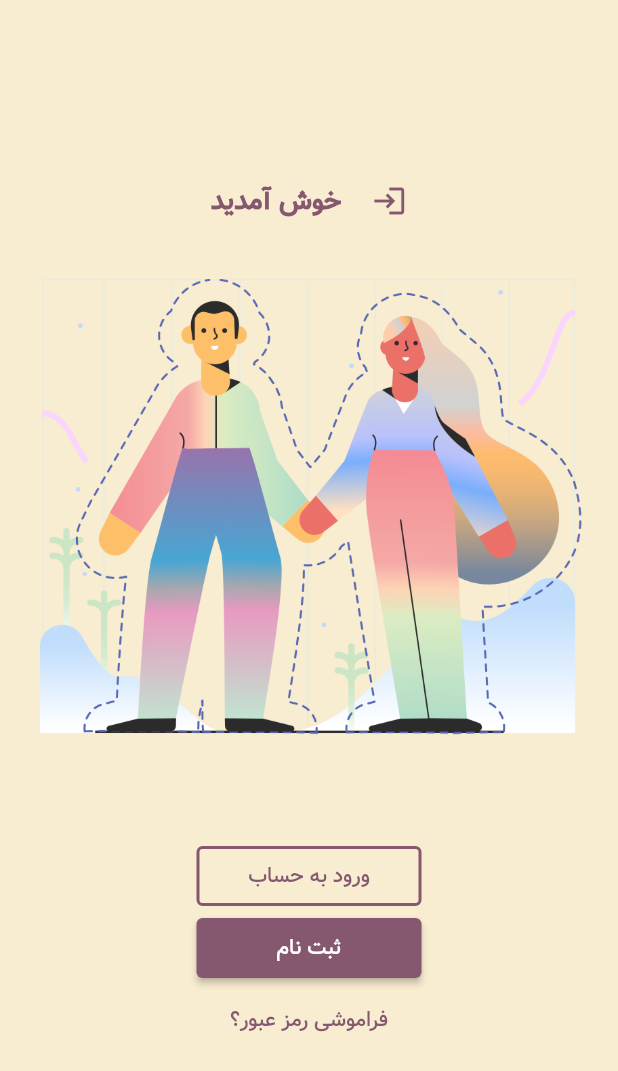
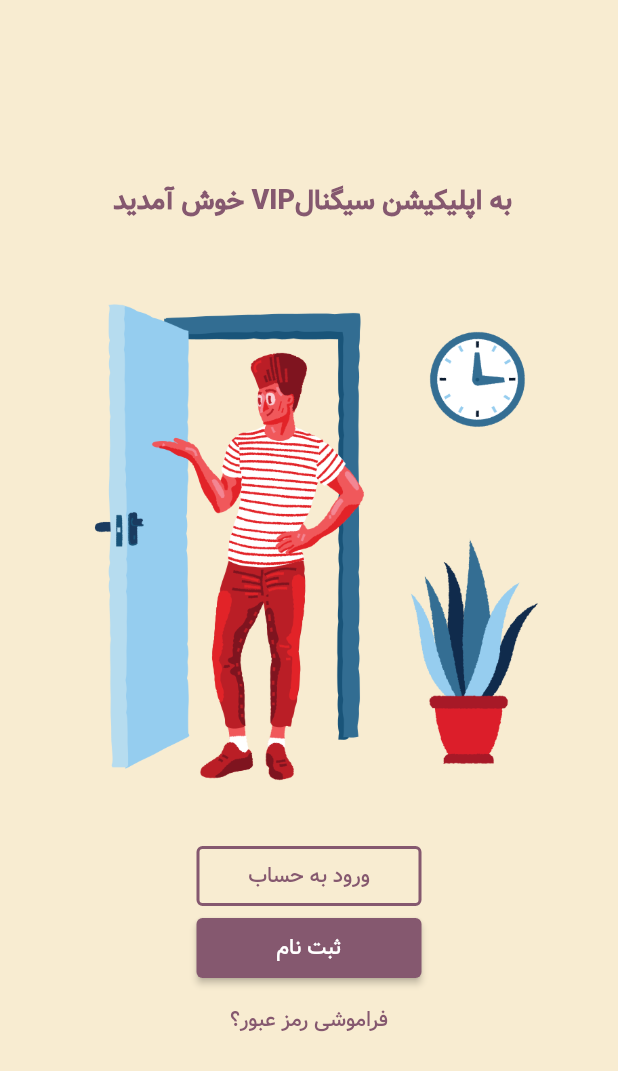
Before and after one commit to Mahsakhodaei/flutter_blog_project-main, a Flutter app: the screen it shows after launch, after a tap on "ثبت نام", on a phone screen of 412 x 824 dp. Shown: the top 1071 px of the screen. Run offline on Flutter 3.47's test engine with Material 2 defaults, Android fonts, the phone set to English and light mode, and no system bars.

Commit message:
added register page

```diff
--- a/lib/login_page.dart
+++ b/lib/login_page.dart
@@ -1,11 +1,12 @@
 import 'package:flutter/material.dart';
+import 'package:flutter_blog_project/register_page.dart';
 import 'blog_page.dart';
 import 'password_recovery.dart';
 
 class LoginPage extends StatelessWidget {
   const LoginPage({Key? key}) : super(key: key);
 
-  void navigateToBlogPage(BuildContext context,Widget page) {
+  void navigateToBlogPage(BuildContext context, Widget page) {
     Navigator.of(context).push(
       MaterialPageRoute(
         builder: (BuildContext context) {
@@ -39,7 +40,7 @@ class LoginPage extends StatelessWidget {
                     minimumSize: Size(150, 40),
                   ),
                   onPressed: () {
-                    navigateToBlogPage(context,BlogScreen());
+                    navigateToBlogPage(context, BlogScreen());
                   },
                   child: Text('ورود به حساب'),
                 ),
@@ -48,12 +49,14 @@ class LoginPage extends StatelessWidget {
                     primary: Color(0xFF85586F),
                     minimumSize: Size(150, 40),
                   ),
-                  onPressed: () {},
+                  onPressed: () {
+                    navigateToBlogPage(context, RegisterPage());
+                  },
                   child: Text('ثبت نام'),
                 ),
                 TextButton(
                   onPressed: () {
-                    navigateToBlogPage(context,PasswordRecoveryPage());
+                    navigateToBlogPage(context, PasswordRecoveryPage());
                   },
                   child: Text(
                     'فراموشی رمز عبور؟',
--- /dev/null
+++ b/lib/register_page.dart
@@ -0,0 +1,78 @@
+import 'package:flutter/material.dart';
+import 'package:flutter_blog_project/blog_page.dart';
+import 'package:flutter_blog_project/password_recovery.dart';
+
+class RegisterPage extends StatelessWidget {
+  const RegisterPage({Key? key}) : super(key: key);
+
+  void navigateToBlogPage(BuildContext context, Widget page) {
+    Navigator.of(context).push(
+      MaterialPageRoute(
+        builder: (BuildContext context) {
+          return page;
+        },
+      ),
+    );
+  }
+
+  @override
+  Widget build(BuildContext context) {
+    return Scaffold(
+      backgroundColor: Color(0xFFF8ECD1),
+      body: SafeArea(
+        child: Center(
+          child: SingleChildScrollView(
+            child: Column(
+              children: [
+                Text(
+                  ' خوش آمدید VIPبه اپلیکیشن سیگنال',
+                  style: TextStyle(
+                    fontSize: 18,
+                    fontWeight: FontWeight.w800,
+                    color: Color(0xFF85586F),
+                  ),
+                ),
+                Image(
+                  image: AssetImage('images/w.png'),
+                ),
+                OutlinedButton(
+                  onPressed: () {
+                    navigateToBlogPage(context, BlogScreen());
+                  },
+                  child: Text('ورود به حساب'),
+                  style: OutlinedButton.styleFrom(
+                    side: BorderSide(
+                      color: Color(0xFF85586F),
+                      width: 2,
+                    ),
+                    primary: Color(0xFF85586F),
+                    minimumSize: Size(150, 40),
+                  ),
+                ),
+                ElevatedButton(
+                  onPressed: () {
+                    Navigator.pop(context);
+                  },
+                  child: Text('ثبت نام'),
+                  style: ElevatedButton.styleFrom(
+                    primary: Color(0xFF85586F),
+                    minimumSize: Size(150, 40),
+                  ),
+                ),
+                TextButton(
+                  onPressed: () {
+                    navigateToBlogPage(context, PasswordRecoveryPage());
+                  },
+                  child: Text('فراموشی رمز عبور؟'),
+                  style: TextButton.styleFrom(
+                    primary: Color(0xFF85586F),
+                  ),
+                ),
+              ],
+            ),
+          ),
+        ),
+      ),
+    );
+  }
+}
```
Also changed, not shown: lib/blog_page.dart (+9 -5 lines).
